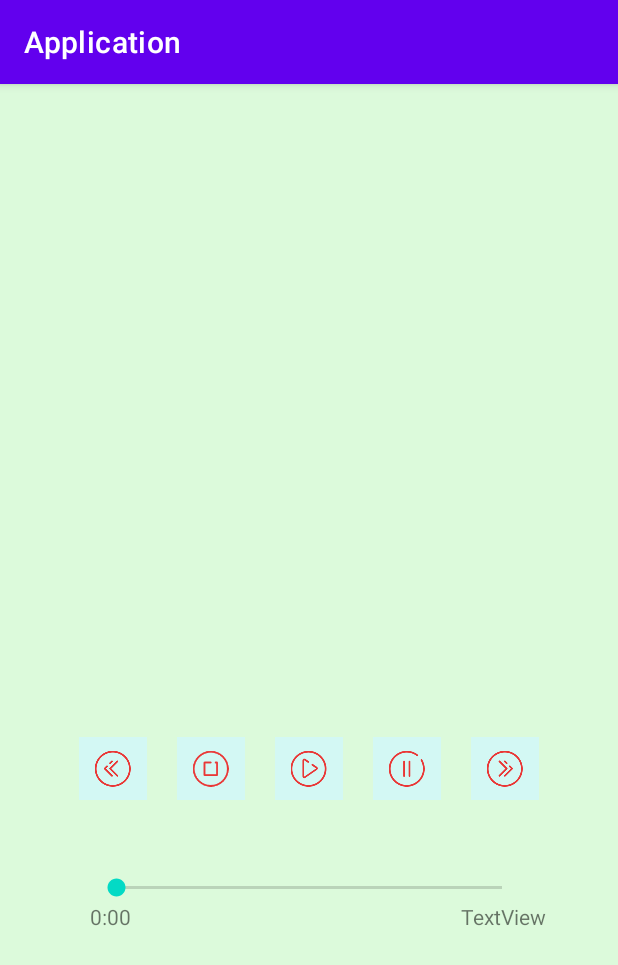
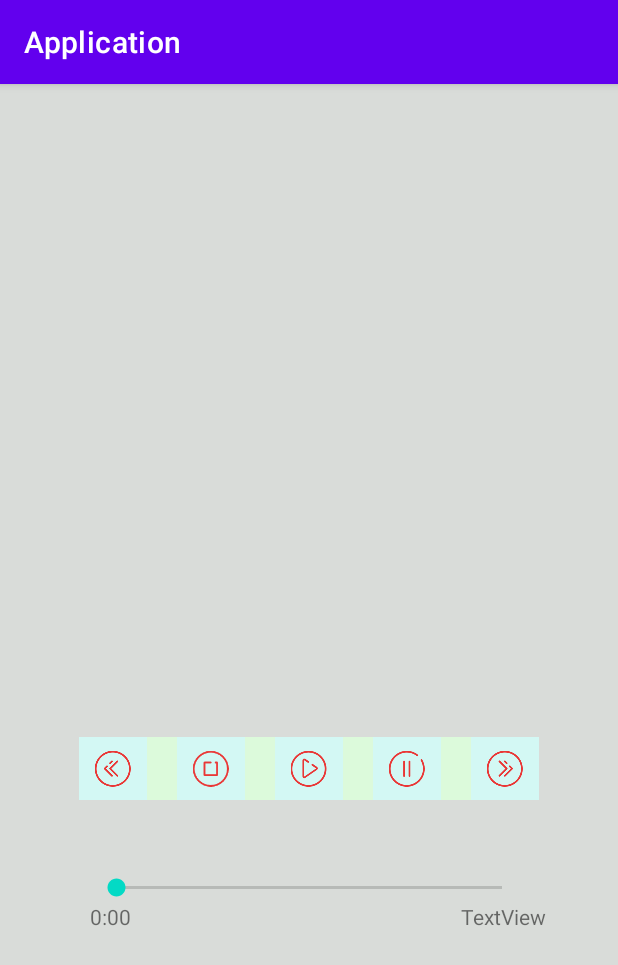
Before and after one commit to Enesbakir/MobilProgramlamaHw2.2, an Android app: the songPage screen opened directly, with no data from a screen before it, after a tap on an icon or button, on a phone screen of 412 x 824 dp. Shown: the top 965 px of the screen. Run offline under Robolectric (Android 15) with nearby library versions, the phone set to English and light mode, and no system bars; 2 statements that could not run were skipped.

Commit message:
changed xml files and add media player "is music"

```diff
--- a/app/src/main/java/com/example/application/mediaPlayer.java
+++ b/app/src/main/java/com/example/application/mediaPlayer.java
@@ -57,7 +57,9 @@ public class mediaPlayer extends AppCompatActivity {
         ContentResolver contentResolver = getContentResolver();
         Uri uri =  MediaStore.Audio.Media.EXTERNAL_CONTENT_URI;
         String sortOrder = MediaStore.Audio.Media.TITLE+" ASC";
-        Cursor cursor= contentResolver.query(uri,null,null,null,sortOrder);
+        String selection= MediaStore.Audio.Media.IS_MUSIC +" !=0";
+
+        Cursor cursor= contentResolver.query(uri,null,selection,null,sortOrder);
         if(cursor == null){
         }else if(!cursor.moveToFirst()){
         }else{
--- a/app/src/main/java/com/example/application/songPage.java
+++ b/app/src/main/java/com/example/application/songPage.java
@@ -21,6 +21,7 @@ import android.widget.TextView;
 
 import org.w3c.dom.Text;
 
+import java.io.File;
 import java.io.FileNotFoundException;
 import java.io.IOException;
 import java.time.Duration;
@@ -53,17 +54,44 @@ public class songPage extends AppCompatActivity {
         initialTime = (TextView)findViewById(R.id.initialTime);
         totalTime = (TextView)findViewById(R.id.totalTime);
         setSongPage();
-        prevSong.setOnClickListener(view -> prevSong());
-        nextSong.setOnClickListener(view -> nextSong());
-        start.setOnClickListener( view -> playSong());
-        pause.setOnClickListener(view -> pauseSong());
-        stop.setOnClickListener(view -> stopSong());
+        prevSong.setOnClickListener(new View.OnClickListener() {
+            @Override
+            public void onClick(View view) {
+                prevSong();
+            }
+        });
+        nextSong.setOnClickListener(new View.OnClickListener() {
+            @Override
+            public void onClick(View view) {
+                nextSong();
+            }
+        });
+        start.setOnClickListener(new View.OnClickListener() {
+            @Override
+            public void onClick(View view) {
+                playSong();
+            }
+        });
+        pause.setOnClickListener(new View.OnClickListener() {
+            @Override
+            public void onClick(View view) {
+                pauseSong();
+            }
+        });
+        stop.setOnClickListener(new View.OnClickListener() {
+            @Override
+            public void onClick(View view) {
+                stopSong();
+            }
+        });
     }
 
     void setSongPage(){
+
         Uri artworkUri = Uri.parse("content://media/external/audio/media/"+item.get(position).getId()+"/albumart");
+        songIcon.setImageURI(artworkUri);
         totalTime.setText(createTime(item.get(position).getDuration()));
-        songIcon.setImageURI(artworkUri);
+
     }
 
     private void playSong(){
--- a/app/src/main/res/layout/activity_main.xml
+++ b/app/src/main/res/layout/activity_main.xml
@@ -2,9 +2,9 @@
 <androidx.constraintlayout.widget.ConstraintLayout xmlns:android="http://schemas.android.com/apk/res/android"
     xmlns:app="http://schemas.android.com/apk/res-auto"
     xmlns:tools="http://schemas.android.com/tools"
-    android:background="#DCFADB"
     android:layout_width="match_parent"
     android:layout_height="match_parent"
+    android:background="#D9DCD9"
     tools:context=".MainActivity">
 
 
--- a/app/src/main/res/layout/activity_media_player.xml
+++ b/app/src/main/res/layout/activity_media_player.xml
@@ -2,7 +2,7 @@
 <androidx.constraintlayout.widget.ConstraintLayout xmlns:android="http://schemas.android.com/apk/res/android"
     xmlns:app="http://schemas.android.com/apk/res-auto"
     xmlns:tools="http://schemas.android.com/tools"
-    android:background="#DCFADB"
+    android:background="#D9DCD9"
     android:layout_width="match_parent"
     android:layout_height="match_parent"
     tools:context="com.example.application.mediaPlayer">
--- a/app/src/main/res/layout/activity_register_page.xml
+++ b/app/src/main/res/layout/activity_register_page.xml
@@ -2,7 +2,7 @@
 <androidx.constraintlayout.widget.ConstraintLayout xmlns:android="http://schemas.android.com/apk/res/android"
     xmlns:app="http://schemas.android.com/apk/res-auto"
     xmlns:tools="http://schemas.android.com/tools"
-    android:background="#DCFADB"
+    android:background="#D9DCD9"
     android:layout_width="match_parent"
     android:layout_height="match_parent"
     tools:context=".registerPage">
--- a/app/src/main/res/layout/activity_song_page.xml
+++ b/app/src/main/res/layout/activity_song_page.xml
@@ -4,7 +4,7 @@
     xmlns:tools="http://schemas.android.com/tools"
     android:layout_width="match_parent"
     android:layout_height="match_parent"
-    android:background="#DCFADB"
+    android:background="#D9DCD9"
     tools:context=".songPage">
 
     <ImageView
```
